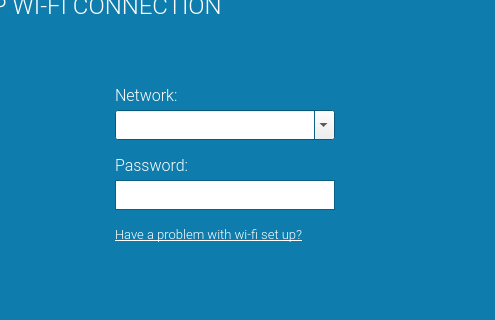
olgierdh/mongoose-flashing-tool, file src/wizard/wizard.ui: the form before one commit; both pictures show x 345 to 840 and y 100 to 420 of the 840 by 520 pixel window.
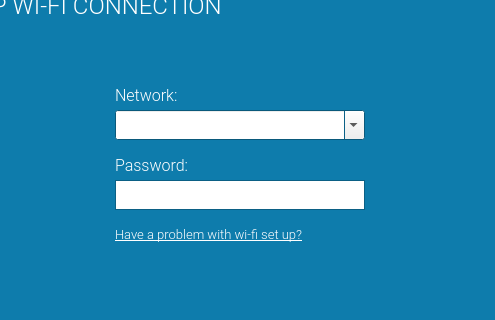
The form after the commit. The open tabs and pages were chosen to show the change. Icons and pictures are not drawn. Custom widgets are drawn as their Qt base class.

What changed in the file:
```diff
--- a/src/wizard/wizard.ui
+++ b/src/wizard/wizard.ui
@@ -1487,7 +1487,7 @@
        <rect>
         <x>460</x>
         <y>220</y>
-        <width>220</width>
+        <width>250</width>
         <height>30</height>
        </rect>
       </property>
@@ -1617,7 +1617,7 @@
        <rect>
         <x>460</x>
         <y>150</y>
-        <width>220</width>
+        <width>250</width>
         <height>30</height>
        </rect>
       </property>
@@ -1639,8 +1639,8 @@
        <rect>
         <x>100</x>
         <y>110</y>
-        <width>351</width>
-        <height>231</height>
+        <width>350</width>
+        <height>230</height>
        </rect>
       </property>
       <property name="maximumSize">
```
Left out of the diff: 12 changed lines with no effect on the pictures.
